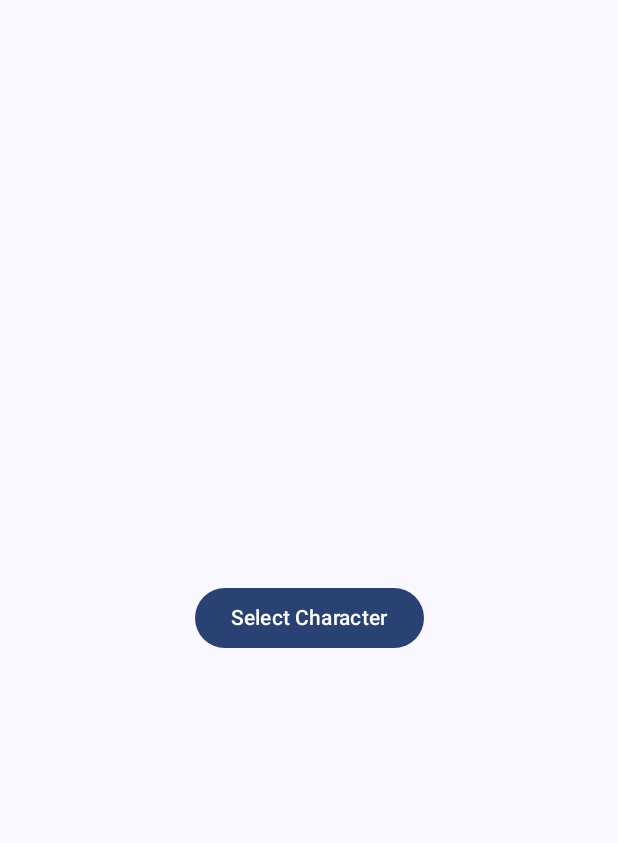
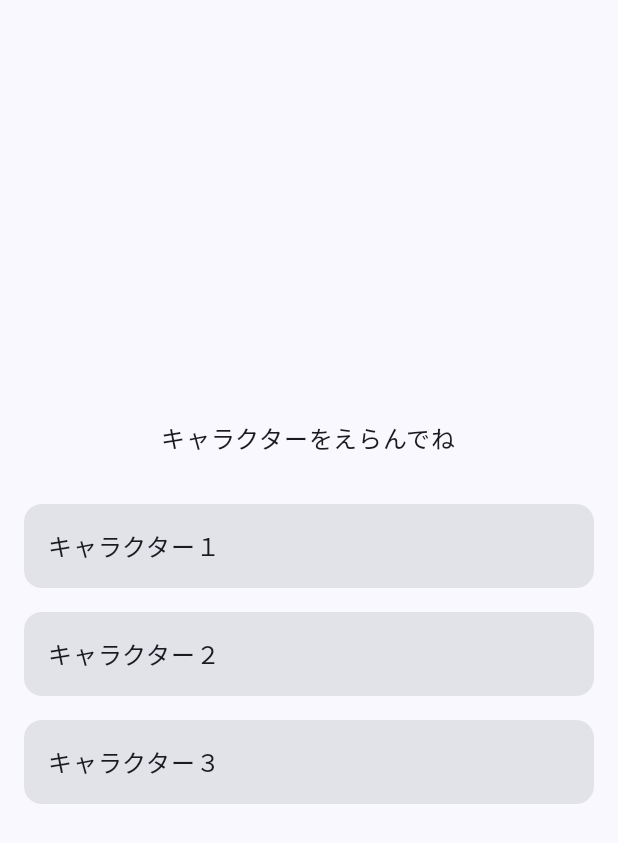
Before and after one commit to N-plus/ukyo_android_kuku, an Android app built with Jetpack Compose: the screen it shows after launch (MainActivity), on a phone screen of 412 x 824 dp. Shown: the top 843 px of the screen. Run offline under Robolectric (Android 15) with nearby library versions, the phone set to English and light mode, and no system bars.

Commit message:
20250802　タスク5までを実施

```diff
--- a/app/src/main/java/com/example/kukutrainer/SplashActivity.kt
+++ b/app/src/main/java/com/example/kukutrainer/SplashActivity.kt
@@ -5,14 +5,15 @@ import android.os.Bundle
 import android.os.Handler
 import android.os.Looper
 import androidx.appcompat.app.AppCompatActivity
-import com.example.kukutrainer.loadSelectedCharacter
+import com.example.kukutrainer.data.PreferencesManager
 
 class SplashActivity : AppCompatActivity() {
     override fun onCreate(savedInstanceState: Bundle?) {
         super.onCreate(savedInstanceState)
         setContentView(R.layout.activity_splash)
         Handler(Looper.getMainLooper()).postDelayed({
-            val next = if (loadSelectedCharacter() != -1) {
+            val hasChar = PreferencesManager.getSelectedCharacter(this) != 0
+            val next = if (hasChar) {
                 MainMenuActivity::class.java
             } else {
                 CharacterSelectActivity::class.java
--- a/app/src/main/java/com/example/kukutrainer/ui/Screens.kt
+++ b/app/src/main/java/com/example/kukutrainer/ui/Screens.kt
@@ -1,40 +1,125 @@
 package com.example.kukutrainer.ui
 
-import androidx.compose.foundation.layout.Box
-import androidx.compose.foundation.layout.fillMaxSize
+import androidx.compose.foundation.layout.*
 import androidx.compose.material3.Button
 import androidx.compose.material3.Text
 import androidx.compose.runtime.Composable
 import androidx.compose.runtime.LaunchedEffect
 import androidx.compose.ui.Alignment
 import androidx.compose.ui.Modifier
+import androidx.compose.ui.platform.LocalContext
+import androidx.compose.ui.res.painterResource
+import androidx.compose.ui.res.stringResource
 import androidx.navigation.NavHostController
 import kotlinx.coroutines.delay
 import com.example.kukutrainer.navigation.Screen
+import com.example.kukutrainer.R
+import com.example.kukutrainer.data.PreferencesManager
+import android.content.Context
+import androidx.compose.foundation.Image
+import androidx.compose.ui.unit.dp
+import androidx.appcompat.content.res.AppCompatResources
+import androidx.compose.foundation.BorderStroke
+import androidx.compose.foundation.clickable
+import androidx.compose.material3.CardDefaults
+import androidx.compose.material3.MaterialTheme
+import androidx.compose.material3.Card
+import androidx.compose.runtime.*
 
 @Composable
 fun SplashScreen(onFinished: (Boolean) -> Unit) {
+    val context = LocalContext.current
     LaunchedEffect(Unit) {
-        delay(1000)
-        val selected = isCharacterSelected()
+        delay(3000)
+        val selected = isCharacterSelected(context)
         onFinished(selected)
     }
     Box(modifier = Modifier.fillMaxSize(), contentAlignment = Alignment.Center) {
-        Text("Splash")
+        Column(horizontalAlignment = Alignment.CenterHorizontally) {
+            val context = LocalContext.current
+            val drawable = AppCompatResources.getDrawable(context, R.mipmap.ic_launcher)
+            if (drawable != null) {
+                Image(
+                    painter = painterResource(id = R.drawable.ic_launcher_foreground),
+                    contentDescription = null
+                )
+            }
+            Spacer(modifier = Modifier.height(16.dp))
+            Text(text = stringResource(id = R.string.splash_tagline))
+        }
     }
 }
 
-private fun isCharacterSelected(): Boolean {
-    // placeholder for state reading. always false for now
-    return false
+private fun isCharacterSelected(context: Context): Boolean {
+    return PreferencesManager.getSelectedCharacter(context) != 0
+}
+
+
+@Composable
+fun CharacterSelectionScreen(navController: NavHostController) {
+    val context = LocalContext.current
+    var selected by remember { mutableStateOf(PreferencesManager.getSelectedCharacter(context)) }
+
+    Column(
+        modifier = Modifier
+            .fillMaxSize()
+            .padding(16.dp),
+        horizontalAlignment = Alignment.CenterHorizontally,
+        verticalArrangement = Arrangement.Center
+    ) {
+        Text(text = stringResource(id = R.string.select_character_prompt), style = MaterialTheme.typography.bodyLarge)
+        Spacer(modifier = Modifier.height(24.dp))
+        CharacterCard(
+            label = stringResource(id = R.string.character_1),
+            selected = selected == 1,
+            onClick = {
+                selected = 1
+                PreferencesManager.setSelectedCharacter(context, 1)
+                navController.navigate(Screen.Home.route) {
+                    popUpTo(Screen.CharacterSelection.route) { inclusive = true }
+                }
+            }
+        )
+        CharacterCard(
+            label = stringResource(id = R.string.character_2),
+            selected = selected == 2,
+            onClick = {
+                selected = 2
+                PreferencesManager.setSelectedCharacter(context, 2)
+                navController.navigate(Screen.Home.route) {
+                    popUpTo(Screen.CharacterSelection.route) { inclusive = true }
+                }
+            }
+        )
+        CharacterCard(
+            label = stringResource(id = R.string.character_3),
+            selected = selected == 3,
+            onClick = {
+                selected = 3
+                PreferencesManager.setSelectedCharacter(context, 3)
+                navController.navigate(Screen.Home.route) {
+                    popUpTo(Screen.CharacterSelection.route) { inclusive = true }
+                }
+            }
+        )
+    }
 }
 
 @Composable
-fun CharacterSelectionScreen(navController: NavHostController) {
-    Box(modifier = Modifier.fillMaxSize(), contentAlignment = Alignment.Center) {
-        Button(onClick = { navController.navigate(Screen.Home.route) }) {
-            Text("Select Character")
-        }
+private fun CharacterCard(label: String, selected: Boolean, onClick: () -> Unit) {
+    val border = if (selected) BorderStroke(2.dp, MaterialTheme.colorScheme.primary) else null
+    Card(
+        modifier = Modifier
+            .fillMaxWidth()
+            .padding(vertical = 8.dp)
+            .clickable { onClick() },
+        border = border,
+        colors = CardDefaults.cardColors()
+    ) {
+        Text(
+            text = label,
+            modifier = Modifier.padding(16.dp)
+        )
     }
 }
 
--- a/app/src/main/res/values/strings.xml
+++ b/app/src/main/res/values/strings.xml
@@ -5,4 +5,5 @@
     <string name="character_2">キャラクター２</string>
     <string name="character_3">キャラクター３</string>
     <string name="select_character_prompt">キャラクターをえらんでね</string>
+    <string name="splash_tagline">未就学児でも学べる九九アプリ</string>
 </resources>
```
Also changed, not shown: app/src/main/res/layout/activity_splash.xml (+16 -3 lines).
